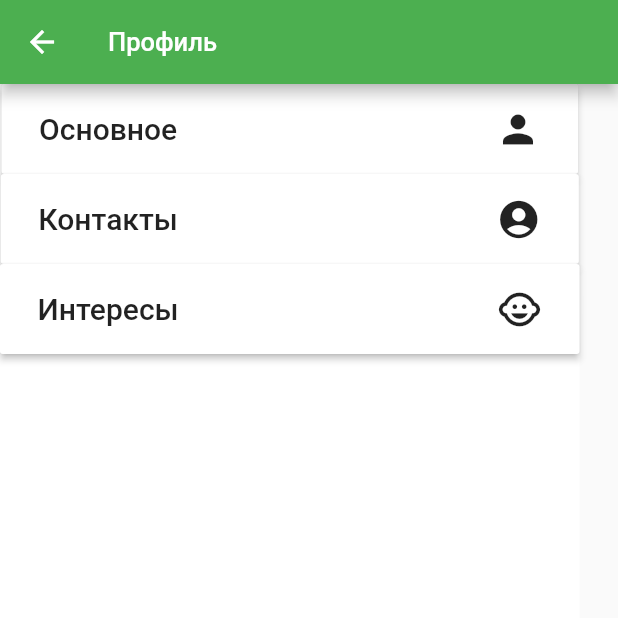
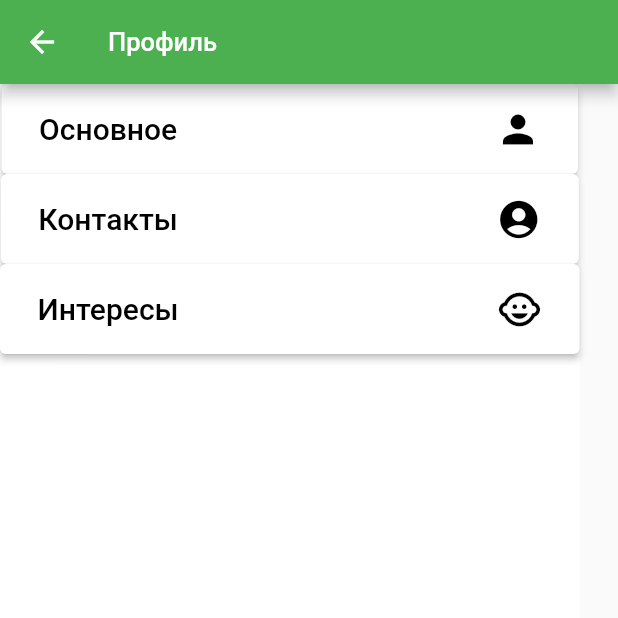
Before and after one commit to catk1ller007/flutter_sporty_profil, a Flutter app: the screen it shows after launch, after a tap on "Редактировать", on a phone screen of 412 x 824 dp, the top half of it. Run offline on Flutter 3.47's test engine with Material 2 defaults, Android fonts, the phone set to English and light mode, and no system bars; network calls fail.

Commit message:
окно профиля обновленное

```diff
--- a/lib/UI/wigets/vibor_redaktirovaniya_wigets.dart
+++ b/lib/UI/wigets/vibor_redaktirovaniya_wigets.dart
@@ -1,7 +1,6 @@
 import 'package:flutter/material.dart';
 import 'package:phoneflutter/UI/pages/contact_page.dart';
 import 'package:phoneflutter/UI/pages/osnova_page.dart';
-
 
 class voiti_red extends StatelessWidget {
   const voiti_red({Key? key}) : super(key: key);
@@ -17,15 +16,20 @@ class voiti_red extends StatelessWidget {
       child: Row(children: [
         Column(
           children: [
-            RaisedButton.icon(
-              padding: EdgeInsets.symmetric(horizontal: 25, vertical: 15),
-              color: Colors.white,
+            ElevatedButton.icon(
+              //padding: EdgeInsets.symmetric(horizontal: 25, vertical: 15),
+              //color: Colors.white,
               onPressed: () {
                 Navigator.of(context)
                     .push(MaterialPageRoute(builder: (BuildContext context) {
                   return osnova_red();
                 }));
               },
+              style: ElevatedButton.styleFrom(
+                padding: EdgeInsets.symmetric(horizontal: 25, vertical: 15),
+                primary: Colors.white,
+                onPrimary: Colors.black,
+              ),
               icon: Text(
                 "Основное                                         ",
                 style: TextStyle(fontSize: 20),
@@ -35,15 +39,18 @@ class voiti_red extends StatelessWidget {
                 size: 30,
               ),
             ),
-            RaisedButton.icon(
-              padding: EdgeInsets.symmetric(horizontal: 25, vertical: 15),
-              color: Colors.white,
+            ElevatedButton.icon(
               onPressed: () {
                 Navigator.of(context)
                     .push(MaterialPageRoute(builder: (BuildContext context) {
                   return contact_red();
                 }));
               },
+              style: ElevatedButton.styleFrom(
+                padding: EdgeInsets.symmetric(horizontal: 25, vertical: 15),
+                primary: Colors.white,
+                onPrimary: Colors.black,
+              ),
               icon: Text(
                 "Контакты                                         ",
                 style: TextStyle(fontSize: 20),
@@ -53,10 +60,13 @@ class voiti_red extends StatelessWidget {
                 size: 30,
               ),
             ),
-            RaisedButton.icon(
-              padding: EdgeInsets.symmetric(horizontal: 25, vertical: 15),
-              color: Colors.white,
+            ElevatedButton.icon(
               onPressed: () {},
+              style: ElevatedButton.styleFrom(
+                padding: EdgeInsets.symmetric(horizontal: 25, vertical: 15),
+                primary: Colors.white,
+                onPrimary: Colors.black,
+              ),
               icon: Text(
                 "Интересы                                         ",
                 style: TextStyle(fontSize: 20),
--- a/lib/main.dart
+++ b/lib/main.dart
@@ -119,19 +119,26 @@ class _MyHomePageState extends State<MyHomePage> {
                     Container(
                       padding: EdgeInsets.only(left: 0),
                       alignment: Alignment.center,
-                      child: RaisedButton.icon(
+                      child: ElevatedButton.icon(
                         onPressed: () {
-                          Navigator.of(context).push(
-                              MaterialPageRoute(builder: (BuildContext context) {
-                                return profilredwiget();
-                              }));
+                          Navigator.of(context).push(MaterialPageRoute(
+                              builder: (BuildContext context) {
+                            return profilredwiget();
+                          }));
                         },
-                        color: Colors.grey,
+                        style: ElevatedButton.styleFrom(
+                          primary: Colors.grey,
+                          onPrimary: Colors.black,
+                          padding: EdgeInsets.symmetric(horizontal: 25, vertical: 15),
+                        ),
                         icon: Icon(
                           Icons.mode_edit,
                           size: 20,
                         ),
-                        label: Text("Редактировать",style: TextStyle(fontSize: 17),),
+                        label: Text(
+                          "Редактировать",
+                          style: TextStyle(fontSize: 17),
+                        ),
                       ),
                     ),
                   ]),
```
Also changed, not shown: pubspec.lock.
